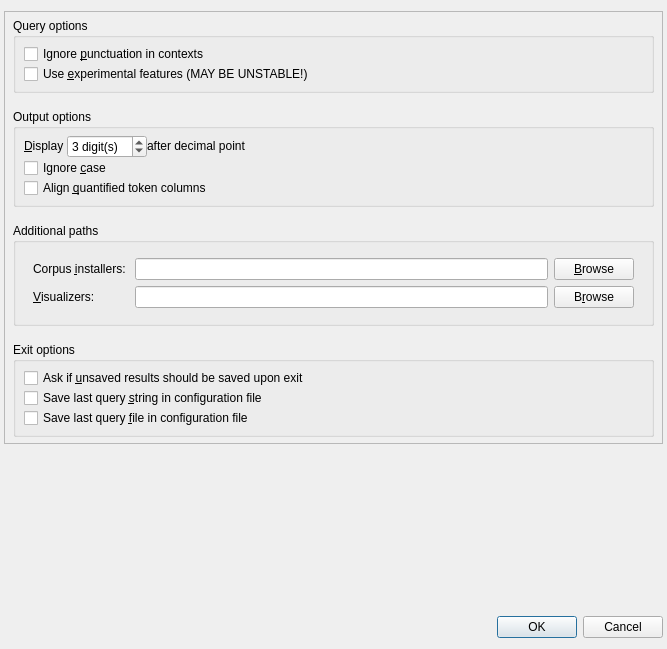
Before: the Qt Designer form coquery/gui/settings.ui in gkunter/coquery, drawn with Qt 5.
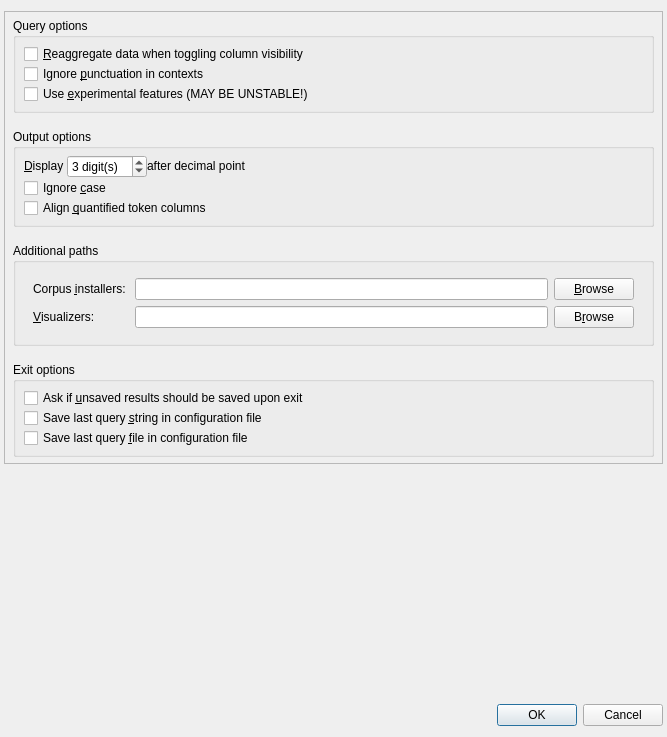
After: the same form once the commit is applied. Icons and pictures are not drawn.

Commit message: Reaggregate data table when toggling column visibility

Diff of the .ui file:
```diff
--- a/coquery/gui/settings.ui
+++ b/coquery/gui/settings.ui
@@ -7,7 +7,7 @@
     <x>0</x>
     <y>0</y>
     <width>667</width>
-    <height>649</height>
+    <height>737</height>
    </rect>
   </property>
   <property name="sizePolicy">
@@ -82,6 +82,13 @@
          </property>
          <item>
           <layout class="QVBoxLayout" name="verticalLayout">
+           <item>
+            <widget class="QCheckBox" name="check_reaggregate_data">
+             <property name="text">
+              <string>&amp;Reaggregate data when toggling column visibility</string>
+             </property>
+            </widget>
+           </item>
            <item>
             <widget class="QCheckBox" name="check_ignore_punctuation">
              <property name="text">
```
The commit also changes 7 other files.
